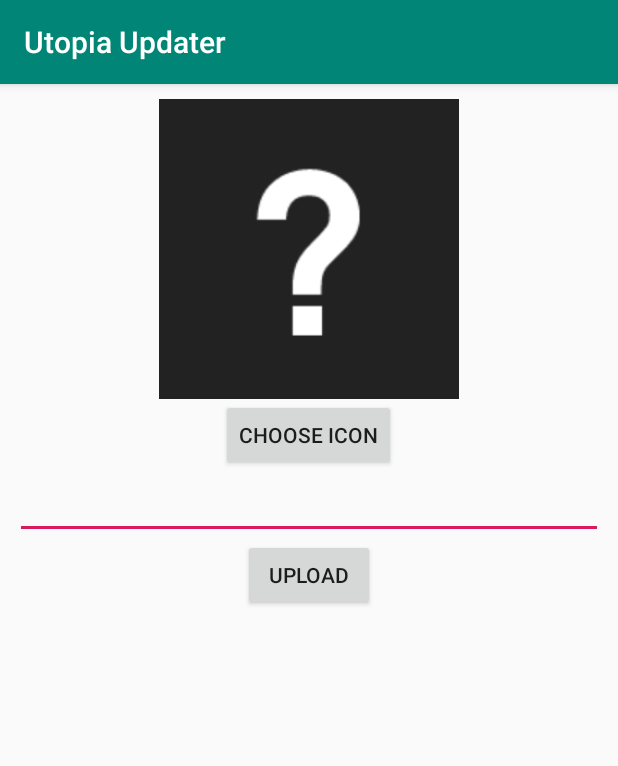
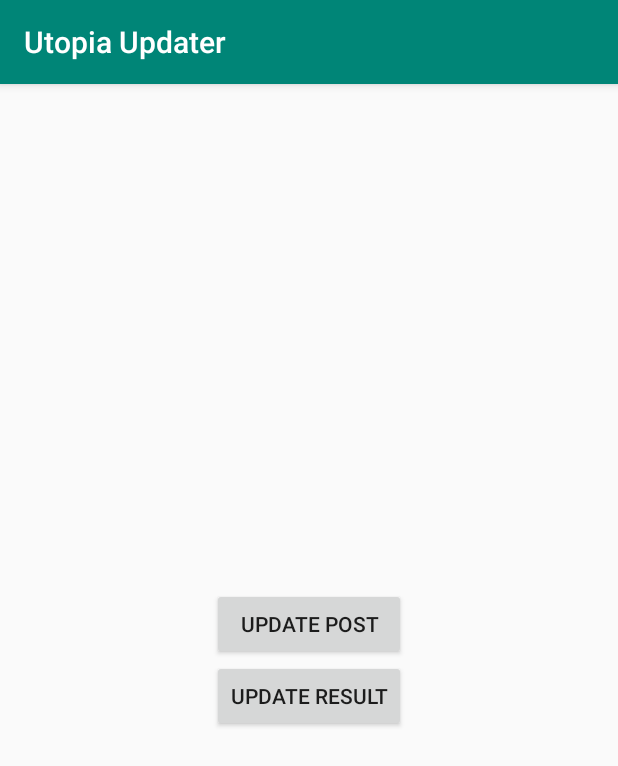
Before and after one commit to shashank1800/Android_App-Utopia-19-Updater, an Android app: the screen it shows after launch (MainActivity before the commit, HomeActivity after it), on a phone screen of 412 x 824 dp. Shown: the top 766 px of the screen. Run offline under Robolectric (Android 15) with nearby library versions, the phone set to English and light mode, and no system bars.

Commit message:
3 commit

```diff
--- a/app/build.gradle
+++ b/app/build.gradle
@@ -20,8 +20,8 @@ android {
 
 dependencies {
     implementation fileTree(dir: 'libs', include: ['*.jar'])
-    implementation 'androidx.appcompat:appcompat:1.0.0-beta01'
-    implementation "androidx.constraintlayout:constraintlayout:1.1.3"
+    implementation 'androidx.appcompat:appcompat:1.1.0-alpha03'
+    implementation 'androidx.constraintlayout:constraintlayout:1.1.3'
     implementation 'com.google.android.material:material:1.1.0-alpha03'
     implementation 'com.google.firebase:firebase-core:16.0.7'
     implementation 'com.google.firebase:firebase-firestore:18.0.1'
--- /dev/null
+++ b/app/src/main/java/com/rnsit/utopiaupdater/HomeActivity.java
@@ -0,0 +1,42 @@
+package com.rnsit.utopiaupdater;
+
+import androidx.appcompat.app.AppCompatActivity;
+
+import android.content.Context;
+import android.content.Intent;
+import android.os.Bundle;
+import android.view.View;
+import android.widget.Button;
+
+public class HomeActivity extends AppCompatActivity implements View.OnClickListener {
+
+    private Button update_post,update_result;
+    private Context context;
+    @Override
+    protected void onCreate(Bundle savedInstanceState) {
+        super.onCreate(savedInstanceState);
+        setContentView(R.layout.activity_home);
+
+        context = this;
+
+        update_post = (Button)findViewById(R.id.update_post);
+        update_result = (Button)findViewById(R.id.update_result);
+        update_post.setOnClickListener(this);
+        update_result.setOnClickListener(this);
+    }
+
+    @Override
+    public void onClick(View view) {
+        Intent intent;
+        switch (view.getId()){
+            case R.id.update_post:
+                intent = new Intent(context,PostActivity.class);
+                startActivity(intent);
+                break;
+            case R.id.update_result:
+                intent = new Intent(context,ResultActivity.class);
+                startActivity(intent);
+                break;
+        }
+    }
+}
--- a/app/src/main/java/com/rnsit/utopiaupdater/MainActivity.java
+++ b/app/src/main/java/com/rnsit/utopiaupdater/PostActivity.java
@@ -18,7 +18,6 @@ import com.google.android.gms.tasks.OnCompleteListener;
 import com.google.android.gms.tasks.OnFailureListener;
 import com.google.android.gms.tasks.OnSuccessListener;
 import com.google.android.gms.tasks.Task;
-import com.google.firebase.database.DatabaseReference;
 import com.google.firebase.firestore.DocumentReference;
 import com.google.firebase.firestore.FirebaseFirestore;
 import com.google.firebase.storage.FirebaseStorage;
@@ -33,7 +32,7 @@ import java.util.Date;
 import java.util.UUID;
 
 
-public class MainActivity extends AppCompatActivity {
+public class PostActivity extends AppCompatActivity {
     private Button uploadBtn,chooseIconBtn;
     private final int ICON_INTENT = 1;
     private ImageView iconIv;
@@ -42,7 +41,6 @@ public class MainActivity extends AppCompatActivity {
     private Uri firebaseImageIconURL;
     private StorageReference mStorageRef;
     private FirebaseFirestore db;
-    private DatabaseReference mDatabaseRef;
     private Context context;
     private EditText postDetail;
     private PostViewObject postViewObject;
@@ -50,7 +48,7 @@ public class MainActivity extends AppCompatActivity {
     @Override
     protected void onCreate(Bundle savedInstanceState) {
         super.onCreate(savedInstanceState);
-        setContentView(R.layout.activity_main);
+        setContentView(R.layout.activity_post);
 
         uploadBtn = (Button)findViewById(R.id.uploadBtn);
         iconIv = (ImageView) findViewById(R.id.iconIv);
@@ -151,7 +149,5 @@ public class MainActivity extends AppCompatActivity {
 
                     }
                 });
-
-
     }
 }
--- /dev/null
+++ b/app/src/main/res/layout/activity_home.xml
@@ -0,0 +1,26 @@
+<?xml version="1.0" encoding="utf-8"?>
+<RelativeLayout
+    xmlns:android="http://schemas.android.com/apk/res/android"
+    xmlns:app="http://schemas.android.com/apk/res-auto"
+    xmlns:tools="http://schemas.android.com/tools"
+    android:layout_width="match_parent"
+    android:layout_height="match_parent"
+    tools:context=".HomeActivity">
+    <LinearLayout
+        android:layout_width="wrap_content"
+        android:layout_height="wrap_content"
+        android:layout_centerInParent="true"
+        android:orientation="vertical">
+        <Button
+            android:id="@+id/update_post"
+            android:layout_width="match_parent"
+            android:layout_height="wrap_content"
+            android:text="Update Post" />
+        <Button
+            android:id="@+id/update_result"
+            android:layout_width="match_parent"
+            android:layout_height="wrap_content"
+            android:text="Update Result"/>
+    </LinearLayout>
+
+</RelativeLayout>
--- a/app/src/main/res/layout/activity_main.xml
+++ b/app/src/main/res/layout/activity_post.xml
@@ -7,7 +7,7 @@
     android:layout_width="match_parent"
     android:layout_height="match_parent"
     android:orientation="vertical"
-    tools:context=".MainActivity">
+    tools:context=".PostActivity">
 
     <ScrollView
         android:layout_width="match_parent"
--- a/app/src/main/res/values/colors.xml
+++ b/app/src/main/res/values/colors.xml
@@ -3,4 +3,5 @@
     <color name="colorPrimary">#008577</color>
     <color name="colorPrimaryDark">#00574B</color>
     <color name="colorAccent">#D81B60</color>
+    <color name="textColor">#181818</color>
 </resources>
--- a/build.gradle
+++ b/build.gradle
@@ -8,8 +8,6 @@ buildscript {
     }
     dependencies {
         classpath 'com.android.tools.build:gradle:3.3.1'
-        // NOTE: Do not place your application dependencies here; they belong
-        // in the individual module build.gradle files
         classpath 'com.google.gms:google-services:4.2.0'
     }
 }
@@ -18,7 +16,6 @@ allprojects {
     repositories {
         google()
         jcenter()
-
     }
 }
 
```
Also changed, not shown: app/src/main/AndroidManifest.xml (+9 -3 lines), app/src/main/java/com/rnsit/utopiaupdater/ResultActivity.java (added, +14 -0 lines), app/src/main/res/layout/activity_result.xml (added, +215 -0 lines), app/src/main/res/values/dimens.xml (added, +12 -0 lines).
